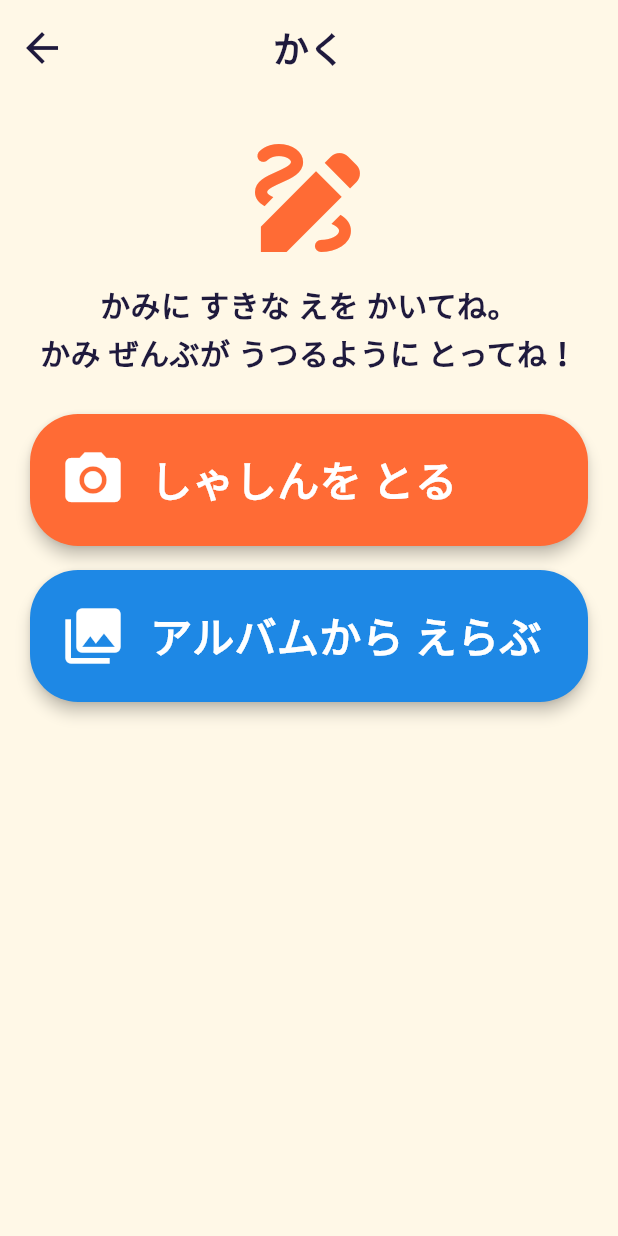
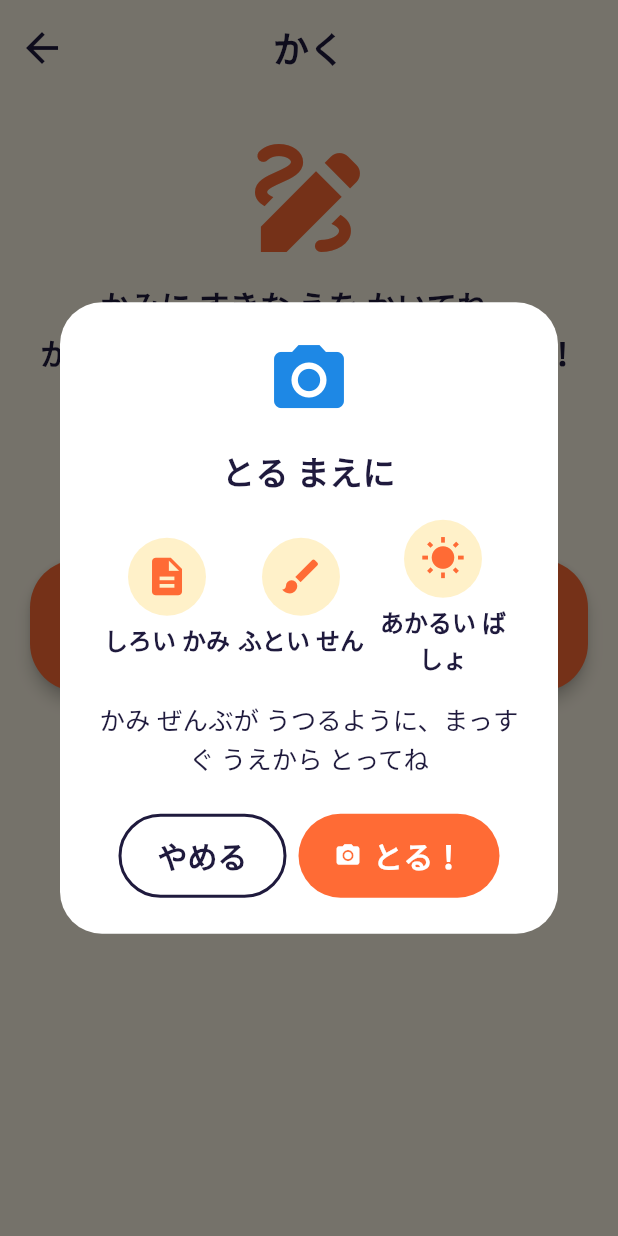
Before and after one commit to fru69syo/doodle-battle, a Flutter app: the DrawScreen screen opened by its route, after a tap on "しゃしんを とる", on a phone screen of 412 x 824 dp. Run offline on Flutter 3.47's test engine with Material 3 defaults, Android fonts, the phone set to English and light mode, and no system bars; our stand-ins replace camera, cloud_firestore, cloud_functions, firebase_auth, firebase_core, firebase_crashlytics and 6 more; missing offline and left inert: firebase_app_check, gal, in_app_purchase_android, in_app_purchase_platform_interface, unorm_dart; accounts and stored records are empty; Roboto replaces fonts that are missing (ZenMaruGothic).

Commit message:
Hide しょぼ/skill from UI (positive trait words); camera-only capture with guide, retake flow, parent album import
Co-Authored-By: Claude Opus 5.5 <noreply@anthropic.com>
Claude-Session: https://claude.ai/code/session_01QRHLaYFdZHWgzxL5AWfKrR

```diff
--- a/app/lib/features/collection/character_detail_screen.dart
+++ b/app/lib/features/collection/character_detail_screen.dart
@@ -122,7 +122,6 @@ class _Header extends StatelessWidget {
         style: const TextStyle(fontSize: 28, fontWeight: FontWeight.w700),
       ),
       ElementBadge(c.element, big: true),
-      if (c.isShobo) const ShoboBadge(),
       Chip(
         key: const Key('detail-stage'),
         avatar: Icon(
--- /dev/null
+++ b/app/lib/features/draw/album_import.dart
@@ -0,0 +1,24 @@
+import 'package:flutter_riverpod/flutter_riverpod.dart';
+
+/// One-shot permission to import one picture from the album (SPEC §11.1).
+///
+/// Children capture their paper drawing with the camera. Only a parent, from
+/// 「おうちのひと」 (behind the parental gate), can arm an album import; the
+/// draw screen consumes the flag immediately, so it never stays open.
+class AlbumImportArm extends Notifier<bool> {
+  @override
+  bool build() => false;
+
+  void arm() => state = true;
+
+  /// Returns whether an import was armed, and disarms it.
+  bool consume() {
+    final armed = state;
+    state = false;
+    return armed;
+  }
+}
+
+final albumImportArmProvider = NotifierProvider<AlbumImportArm, bool>(
+  AlbumImportArm.new,
+);
--- /dev/null
+++ b/app/lib/features/draw/capture_guide.dart
@@ -0,0 +1,160 @@
+import 'package:flutter/material.dart';
+import 'package:flutter_riverpod/flutter_riverpod.dart';
+
+import '../../core/theme/app_colors.dart';
+
+/// The three capture tips (SPEC §11.3): white paper, bold lines, a bright
+/// place.
+const captureTips = <(IconData, String)>[
+  (Icons.description, 'しろい かみ'),
+  (Icons.brush, 'ふとい せん'),
+  (Icons.wb_sunny, 'あかるい ばしょ'),
+];
+
+/// Compact row of the capture tips.
+class CaptureTips extends StatelessWidget {
+  const CaptureTips({super.key});
+
+  @override
+  Widget build(BuildContext context) => Row(
+    key: const Key('capture-tips'),
+    mainAxisAlignment: MainAxisAlignment.spaceEvenly,
+    children: [
+      for (final (icon, label) in captureTips)
+        Flexible(
+          child: Column(
+            children: [
+              CircleAvatar(
+                radius: 26,
+                backgroundColor: const Color(0xFFFFF1C9),
+                child: Icon(icon, size: 30, color: AppColors.primary),
+              ),
+              const SizedBox(height: 4),
+              Text(
+                label,
+                textAlign: TextAlign.center,
+                style: const TextStyle(
+                  fontSize: 16,
+                  fontWeight: FontWeight.w700,
+                ),
+              ),
+            ],
+          ),
+        ),
+    ],
+  );
+}
+
+/// Guide shown before the camera opens. Returns true to take the photo.
+Future<bool> showCaptureGuide(BuildContext context) async {
+  final r = await showDialog<bool>(
+    context: context,
+    builder: (context) => AlertDialog(
+      key: const Key('capture-guide'),
+      icon: const Icon(Icons.photo_camera, size: 56),
+      title: const Text('とる まえに', textAlign: TextAlign.center),
+      content: const Column(
+        mainAxisSize: MainAxisSize.min,
+        children: [
+          CaptureTips(),
+          SizedBox(height: 16),
+          Text(
+            'かみ ぜんぶが うつるように、まっすぐ うえから とってね',
+            textAlign: TextAlign.center,
+            style: TextStyle(fontSize: 17),
+          ),
+        ],
+      ),
+      actionsAlignment: MainAxisAlignment.center,
+      actions: [
+        OutlinedButton(
+          key: const Key('guide-cancel'),
+          onPressed: () => Navigator.of(context).pop(false),
+          child: const Text('やめる'),
+        ),
+        FilledButton.icon(
+          key: const Key('guide-shoot'),
+          icon: const Icon(Icons.photo_camera),
+          onPressed: () => Navigator.of(context).pop(true),
+          label: const Text('とる！'),
+        ),
+      ],
+    ),
+  );
+  return r ?? false;
+}
+
+/// Why a photo could not become a character.
+enum RetakeKind {
+  /// Too little drawn (「もうすこし かいてみよう」).
+  drawMore,
+
+  /// Not a drawing on paper (「かみに かいた えを とってね」).
+  notPaper,
+
+  /// The file could not be read.
+  unreadable,
+}
+
+/// Friendly retake prompt. Never blames the child: it only says what to do
+/// next. Returns true when the child wants to take a new photo now.
+Future<bool> showRetake(
+  BuildContext context, {
+  required RetakeKind kind,
+  required String message,
+}) async {
+  final r = await showDialog<bool>(
+    context: context,
+    builder: (context) => AlertDialog(
+      key: Key('retake-${kind.name}'),
+      icon: Icon(
+        kind == RetakeKind.drawMore ? Icons.edit : Icons.photo_camera,
+        size: 56,
+        color: AppColors.primary,
+      ),
+      content: Column(
+        mainAxisSize: MainAxisSize.min,
+        children: [
+          Text(
+            message,
+            key: const Key('retake-message'),
+            textAlign: TextAlign.center,
+            style: const TextStyle(fontSize: 22, fontWeight: FontWeight.w700),
+          ),
+          if (kind != RetakeKind.drawMore) ...[
+            const SizedBox(height: 16),
+            const CaptureTips(),
+          ],
+        ],
+      ),
+      actionsAlignment: MainAxisAlignment.center,
+      actions: [
+        OutlinedButton(
+          key: const Key('retake-later'),
+          onPressed: () => Navigator.of(context).pop(false),
+          child: const Text('あとで'),
+        ),
+        FilledButton.icon(
+          key: const Key('retake-again'),
+          icon: const Icon(Icons.photo_camera),
+          onPressed: () => Navigator.of(context).pop(true),
+          label: Text(kind == RetakeKind.drawMore ? 'かきたして とる' : 'もういちど とる'),
+        ),
+      ],
+    ),
+  );
+  return r ?? false;
+}
+
+/// Whether the capture guide was already shown in this app session (it is
+/// shown again after every retake request).
+class CaptureGuideSeen extends Notifier<bool> {
+  @override
+  bool build() => false;
+
+  void set(bool seen) => state = seen;
+}
+
+final captureGuideSeenProvider = NotifierProvider<CaptureGuideSeen, bool>(
+  CaptureGuideSeen.new,
+);
--- a/app/lib/features/draw/draw_screen.dart
+++ b/app/lib/features/draw/draw_screen.dart
@@ -6,13 +6,20 @@ import '../../core/providers.dart';
 import '../../core/router/routes.dart';
 import '../../core/theme/app_colors.dart';
 import '../../core/widgets/big_button.dart';
-import '../../core/widgets/kid_dialogs.dart';
 import '../../data/app_state.dart';
 import '../birth/pending_birth.dart';
+import 'album_import.dart';
+import 'capture_guide.dart';
 import 'draw_flow.dart';
 import 'drawing_services.dart';
 
-/// 「かく」: take a photo of the paper drawing (or pick one) and analyse it.
+/// 「かく」: take a photo of the paper drawing and analyse it (SPEC §11.1).
+///
+/// The camera is the only input for children. A parent can import one
+/// picture from the album via おうちのひと → 「アルバムから とりこむ」, which
+/// arms [albumImportArmProvider]; that picture goes through exactly the same
+/// checks. Before the first shot a capture guide is shown, and every
+/// rejection ends in a friendly retake flow.
 class DrawScreen extends ConsumerStatefulWidget {
   const DrawScreen({super.key});
 
@@ -23,6 +30,28 @@ class DrawScreen extends ConsumerStatefulWidget {
 class _DrawScreenState extends ConsumerState<DrawScreen> {
   bool _busy = false;
 
+  @override
+  void initState() {
+    super.initState();
+    if (ref.read(albumImportArmProvider.notifier).consume()) {
+      WidgetsBinding.instance.addPostFrameCallback((_) {
+        if (mounted) _pick(PhotoSource.gallery);
+      });
+    }
+  }
+
+  /// Camera: show the capture guide first (once per app session, and again
+  /// after a "not a paper drawing" / unreadable retake).
+  Future<void> _shoot() async {
+    final seen = ref.read(captureGuideSeenProvider.notifier);
+    if (!ref.read(captureGuideSeenProvider)) {
+      final go = await showCaptureGuide(context);
+      if (!go || !mounted) return;
+      seen.set(true);
+    }
+    await _pick(PhotoSource.camera);
+  }
+
   Future<void> _pick(PhotoSource source) async {
     final bytes = await ref.read(drawingImageSourceProvider).pick(source);
     if (bytes == null || !mounted) return;
@@ -30,19 +59,26 @@ class _DrawScreenState extends ConsumerState<DrawScreen> {
     final outcome = await ref.read(drawFlowProvider).process(bytes);
     if (!mounted) return;
     setState(() => _busy = false);
+    final RetakeKind kind;
+    final String message;
     switch (outcome) {
       case DrawReady(:final birth):
         ref.read(pendingBirthProvider.notifier).set(birth);
         context.pushReplacement(Routes.birth);
-      case DrawTooEmpty(:final message):
-        await showKidMessage(context, message, icon: Icons.edit);
+        return;
+      case DrawRetake(message: final msg, :final notPaperDrawing):
+        kind = notPaperDrawing ? RetakeKind.notPaper : RetakeKind.drawMore;
+        message = msg;
       case DrawUnreadable():
-        await showKidMessage(
-          context,
-          'しゃしんが よめなかったよ。もういちど とってみてね',
-          icon: Icons.photo_camera,
-        );
+        kind = RetakeKind.unreadable;
+        message = 'しゃしんが よめなかったよ。もういちど とってみてね';
     }
+    final again = await showRetake(context, kind: kind, message: message);
+    if (!again || !mounted) return;
+    if (kind != RetakeKind.drawMore) {
+      ref.read(captureGuideSeenProvider.notifier).set(false);
+    }
+    await _shoot();
   }
 
   @override
@@ -56,15 +92,15 @@ class _DrawScreenState extends ConsumerState<DrawScreen> {
             ? const _Analyzing()
             : full
             ? const _CollectionFull()
-            : _Choices(onPick: _pick),
+            : _Choices(onShoot: _shoot),
       ),
     );
   }
 }
 
 class _Choices extends StatelessWidget {
-  const _Choices({required this.onPick});
-  final ValueChanged<PhotoSource> onPick;
+  const _Choices({required this.onShoot});
+  final VoidCallback onShoot;
 
   @override
   Widget build(BuildContext context) => ListView(
@@ -77,21 +113,15 @@ class _Choices extends StatelessWidget {
         textAlign: TextAlign.center,
         style: TextStyle(fontSize: 20, fontWeight: FontWeight.w700),
       ),
+      const SizedBox(height: 16),
+      const CaptureTips(),
       const SizedBox(height: 24),
       BigActionButton(
         key: const Key('draw-camera'),
         icon: Icons.photo_camera,
         label: 'しゃしんを とる',
         color: AppColors.primary,
-        onPressed: () => onPick(PhotoSource.camera),
-      ),
-      const SizedBox(height: 16),
-      BigActionButton(
-        key: const Key('draw-gallery'),
-        icon: Icons.photo_library,
-        label: 'アルバムから えらぶ',
-        color: AppColors.secondary,
-        onPressed: () => onPick(PhotoSource.gallery),
+        onPressed: onShoot,
       ),
     ],
   );
--- a/app/lib/features/parent/parent_settings_screen.dart
+++ b/app/lib/features/parent/parent_settings_screen.dart
@@ -1,8 +1,11 @@
 import 'package:flutter/material.dart';
 import 'package:flutter_riverpod/flutter_riverpod.dart';
+import 'package:go_router/go_router.dart';
 
 import '../../core/providers.dart';
+import '../../core/router/routes.dart';
 import '../../data/app_state.dart';
+import '../draw/album_import.dart';
 import '../monetization/shop_section.dart';
 import 'ar_install_tile.dart';
 import 'consent_toggles.dart';
@@ -67,6 +70,21 @@ class _ParentSettingsScreenState extends ConsumerState<ParentSettingsScreen> {
             ),
             const _Section('プレイ時間の目安（1日）'),
             _PlayTimePicker(minutes: settings.playTimeMinutes),
+            const _Section('絵の取り込み'),
+            ListTile(
+              key: const Key('parent-album-import'),
+              leading: const Icon(Icons.photo_library),
+              title: const Text('アルバムから とりこむ'),
+              subtitle: const Text(
+                '紙に描いた絵の写真を 1 枚だけ取り込みます。撮影と同じ確認を行い、'
+                'AI で作った画像・デジタルのイラスト・印刷物・画面を撮った写真は取り込めません。',
+              ),
+              onTap: () {
+                ref.read(albumImportArmProvider.notifier).arm();
+                // go (not push): leaving this screen locks it again.
+                context.go(Routes.draw);
+              },
+            ),
             const _Section('AR'),
             const ArInstallTile(),
             const _Section('ショップ'),
```
Also changed, not shown: app/lib/core/widgets/element_badge.dart (+0 -25 lines), app/lib/data/backend/backend_models.dart (+13 -0 lines), app/lib/features/birth/birth_screen.dart (+41 -67 lines), app/lib/features/draw/draw_flow.dart (+30 -15 lines), app/lib/features/drawing_analysis/feature_words.dart (added, +72 -0 lines), 5 other files.
